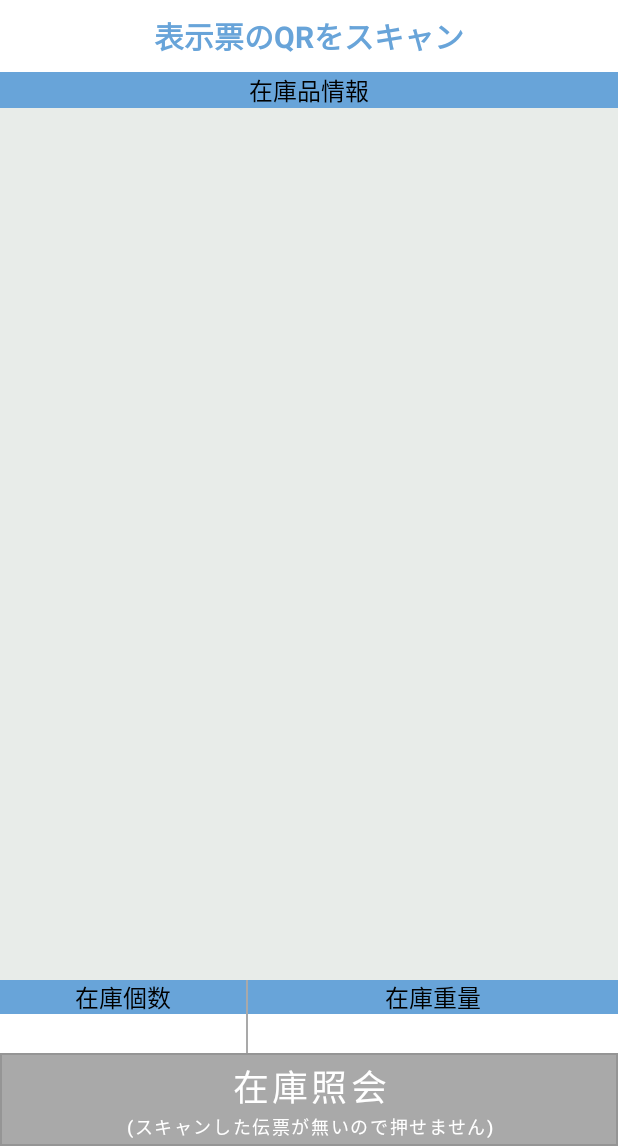
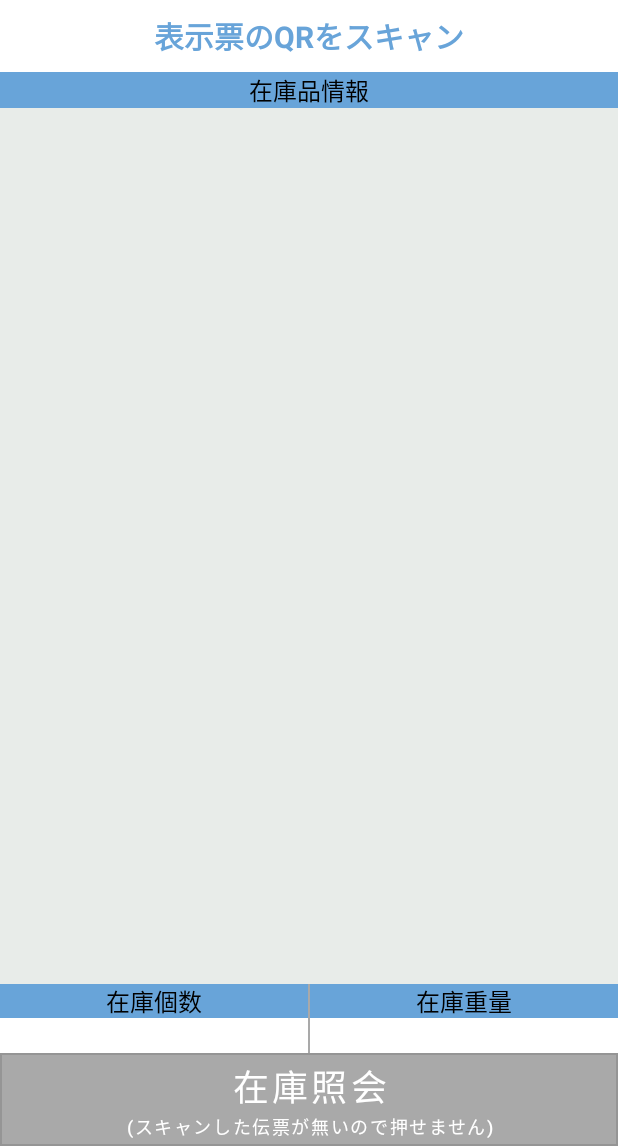
Before and after one commit to portus-nnakamura/SOZAX, an Android app: the InventoryInquiryPage1Activity screen opened directly, with no data from a screen before it, on a phone screen of 412 x 824 dp, the part 90-1236 px from its top. Run offline under Robolectric (Android 15) with nearby library versions, the phone set to English and light mode, and no system bars; libraries missing offline, so code that uses them is left out: com.densowave.bhtsdk; 8 statements that could not run were skipped.

Commit message:
textsize及び余白調整

```diff
--- a/app/src/main/res/layout/activity_inventory_inquiry_page1.xml
+++ b/app/src/main/res/layout/activity_inventory_inquiry_page1.xml
@@ -161,7 +161,7 @@
                 android:layout_marginLeft="-0.5dp"
                 android:layout_marginTop="-0.5dp"
                 android:layout_marginBottom="-0.5dp"
-                android:layout_weight="0.4"
+                android:layout_weight="0.5"
                 android:background="@drawable/text_border_dimgray"
                 android:gravity="center"
                 android:textColor="@color/black"
@@ -175,7 +175,7 @@
                 android:layout_marginTop="-0.5dp"
                 android:layout_marginRight="-0.5dp"
                 android:layout_marginBottom="-0.5dp"
-                android:layout_weight="0.6"
+                android:layout_weight="0.5"
                 android:background="@drawable/text_border_dimgray"
                 android:gravity="center"
                 android:textColor="@color/black"
@@ -194,11 +194,12 @@
                 android:layout_marginLeft="-0.5dp"
                 android:layout_marginTop="-0.5dp"
                 android:layout_marginBottom="-0.5dp"
-                android:layout_weight="0.4"
+                android:layout_weight="0.5"
                 android:background="@drawable/text_border_dimgray"
                 android:gravity="right"
+                android:paddingRight="@dimen/space_size_2"
                 android:textColor="@color/black"
-                android:textSize="@dimen/font_size_20" />
+                android:textSize="@dimen/font_size_18" />
 
             <!-- 在庫重量 -->
             <TextView
@@ -208,11 +209,12 @@
                 android:layout_marginTop="-0.5dp"
                 android:layout_marginRight="-0.5dp"
                 android:layout_marginBottom="-0.5dp"
-                android:layout_weight="0.6"
+                android:layout_weight="0.5"
                 android:textColor="@color/black"
                 android:background="@drawable/text_border_dimgray"
                 android:gravity="right"
-                android:textSize="@dimen/font_size_20" />
+                android:paddingRight="@dimen/space_size_2"
+                android:textSize="@dimen/font_size_18" />
 
         </TableRow>
 
--- a/app/src/main/res/layout/activity_inventory_inquiry_page2.xml
+++ b/app/src/main/res/layout/activity_inventory_inquiry_page2.xml
@@ -217,9 +217,10 @@
                 android:layout_marginLeft="-0.5dp"
                 android:layout_marginTop="-0.5dp"
                 android:layout_marginBottom="-0.5dp"
-                android:layout_weight="0.4"
+                android:layout_weight="0.5"
                 android:background="@drawable/text_border_dimgray"
                 android:gravity="right"
+                android:paddingRight="@dimen/space_size_2"
                 android:textColor="@color/black"
                 android:textSize="@dimen/font_size_20"
                 app:autoSizeMaxTextSize="32sp"
@@ -235,9 +236,10 @@
                 android:layout_marginTop="-0.5dp"
                 android:layout_marginRight="-0.5dp"
                 android:layout_marginBottom="-0.5dp"
-                android:layout_weight="0.6"
+                android:layout_weight="0.5"
                 android:background="@drawable/text_border_dimgray"
                 android:gravity="right"
+                android:paddingRight="@dimen/space_size_2"
                 android:textColor="@color/black"
                 android:textSize="@dimen/font_size_20" />
 
--- a/app/src/main/res/layout/inventory_inquiry_page2_raw.xml
+++ b/app/src/main/res/layout/inventory_inquiry_page2_raw.xml
@@ -20,7 +20,7 @@
         android:layout_weight="0.25"
         android:background="@drawable/text_border_dimgray"
         android:gravity="right|center_vertical"
-        android:paddingRight="@dimen/space_size_8"
+        android:paddingRight="@dimen/space_size_4"
         tools:ignore="RtlHardcoded,RtlSymmetry" />
 
     <!-- 出庫 -->
@@ -31,7 +31,7 @@
         android:layout_weight="0.25"
         android:background="@drawable/text_border_dimgray"
         android:gravity="right|center_vertical"
-        android:paddingRight="@dimen/space_size_8"
+        android:paddingRight="@dimen/space_size_4"
         tools:ignore="RtlHardcoded,RtlSymmetry" />
 
     <!-- 残 -->
@@ -42,7 +42,7 @@
         android:layout_weight="0.25"
         android:background="@drawable/text_border_dimgray"
         android:gravity="right|center_vertical"
-        android:paddingRight="8dp"
+        android:paddingRight="@dimen/space_size_4"
         tools:ignore="RtlHardcoded,RtlSymmetry" />
 
 </LinearLayout>
--- a/app/src/main/res/values/dimen.xml
+++ b/app/src/main/res/values/dimen.xml
@@ -6,6 +6,7 @@
     <dimen name="font_size_12">12sp</dimen>
     <dimen name="font_size_14">14sp</dimen>
     <dimen name="font_size_16">16sp</dimen>
+    <dimen name="font_size_18">18sp</dimen>
     <dimen name="font_size_20">20sp</dimen>
     <dimen name="font_size_22">22sp</dimen>
     <dimen name="font_size_24">24sp</dimen>
@@ -15,6 +16,7 @@
     <!-- 余白のサイズ -->
     <dimen name="space_size_minus_2">-2dp</dimen>
     <dimen name="space_size_0">0dp</dimen>
+    <dimen name="space_size_2">2dp</dimen>
     <dimen name="space_size_4">4dp</dimen>
     <dimen name="space_size_8">8dp</dimen>
     <dimen name="space_size_12">12dp</dimen>
```
